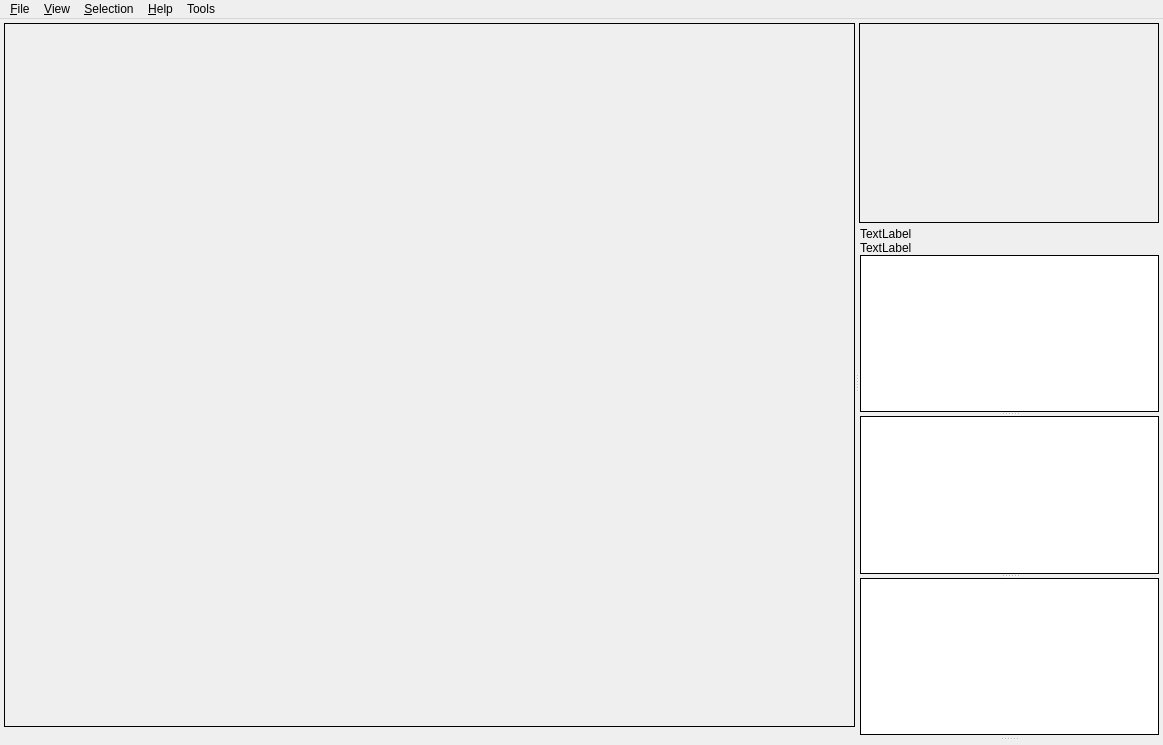
This is src/saisieQT/ui/saisieQT_window.ui in micmacIGN/micmac as Qt 5 draws it before an edit. The edited form follows.
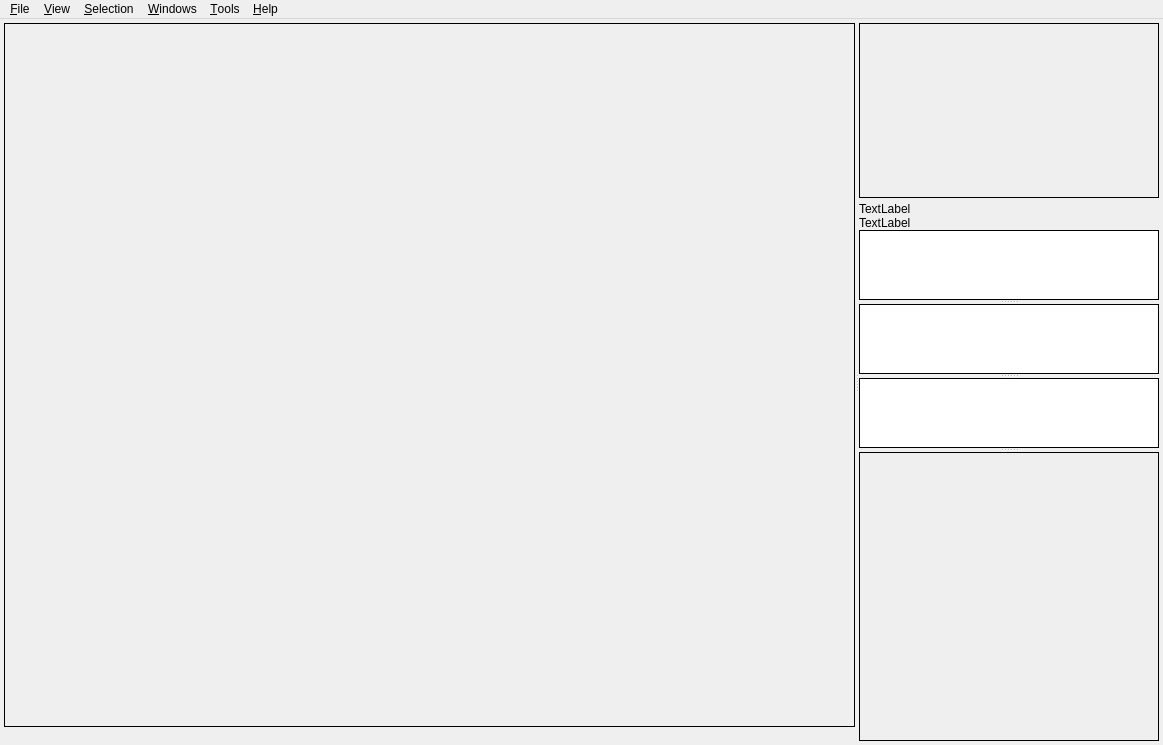
This is the edited form. Icons and pictures are not drawn.

Patch:
```diff
--- a/src/saisieQT/ui/saisieQT_window.ui
+++ b/src/saisieQT/ui/saisieQT_window.ui
@@ -48,6 +48,9 @@
         <verstretch>0</verstretch>
        </sizepolicy>
       </property>
+      <property name="lineWidth">
+       <number>1</number>
+      </property>
       <property name="orientation">
        <enum>Qt::Horizontal</enum>
       </property>
@@ -134,7 +137,7 @@
       </widget>
       <widget class="QSplitter" name="splitter_Tools">
        <property name="sizePolicy">
-        <sizepolicy hsizetype="Preferred" vsizetype="Expanding">
+        <sizepolicy hsizetype="Preferred" vsizetype="Preferred">
          <horstretch>0</horstretch>
          <verstretch>0</verstretch>
         </sizepolicy>
@@ -149,7 +152,7 @@
         <property name="sizePolicy">
          <sizepolicy hsizetype="Preferred" vsizetype="Preferred">
           <horstretch>0</horstretch>
-          <verstretch>0</verstretch>
+          <verstretch>1</verstretch>
          </sizepolicy>
         </property>
         <property name="frameShape">
@@ -158,7 +161,7 @@
         <property name="frameShadow">
          <enum>QFrame::Raised</enum>
         </property>
-        <layout class="QVBoxLayout" name="verticalLayout_4">
+        <layout class="QVBoxLayout" name="verticalLayout_4" stretch="1,3">
          <property name="spacing">
           <number>2</number>
          </property>
@@ -179,13 +182,13 @@
            <property name="sizePolicy">
             <sizepolicy hsizetype="Preferred" vsizetype="Preferred">
              <horstretch>0</horstretch>
-             <verstretch>0</verstretch>
+             <verstretch>1</verstretch>
             </sizepolicy>
            </property>
            <property name="minimumSize">
             <size>
              <width>300</width>
-             <height>200</height>
+             <height>175</height>
             </size>
            </property>
            <property name="maximumSize">
@@ -210,18 +213,24 @@
          </item>
          <item>
           <widget class="QFrame" name="frame">
+           <property name="sizePolicy">
+            <sizepolicy hsizetype="Preferred" vsizetype="Preferred">
+             <horstretch>0</horstretch>
+             <verstretch>2</verstretch>
+            </sizepolicy>
+           </property>
            <property name="frameShape">
             <enum>QFrame::NoFrame</enum>
            </property>
            <property name="frameShadow">
             <enum>QFrame::Plain</enum>
            </property>
-           <layout class="QVBoxLayout" name="verticalLayout">
+           <layout class="QVBoxLayout" name="verticalLayout" stretch="0,0,0">
             <property name="spacing">
              <number>0</number>
             </property>
             <property name="leftMargin">
-             <number>1</number>
+             <number>0</number>
             </property>
             <property name="topMargin">
              <number>2</number>
@@ -230,7 +239,7 @@
              <number>0</number>
             </property>
             <property name="bottomMargin">
-             <number>2</number>
+             <number>0</number>
             </property>
             <item>
              <widget class="QLabel" name="label_ImageName">
@@ -284,10 +293,28 @@
             </item>
             <item>
              <widget class="QSplitter" name="splitter">
+              <property name="sizePolicy">
+               <sizepolicy hsizetype="Preferred" vsizetype="Preferred">
+                <horstretch>0</horstretch>
+                <verstretch>1</verstretch>
+               </sizepolicy>
+              </property>
               <property name="orientation">
                <enum>Qt::Vertical</enum>
               </property>
               <widget class="QTableView" name="tableView_Objects">
+               <property name="sizePolicy">
+                <sizepolicy hsizetype="Preferred" vsizetype="Preferred">
+                 <horstretch>0</horstretch>
+                 <verstretch>0</verstretch>
+                </sizepolicy>
+               </property>
+               <property name="minimumSize">
+                <size>
+                 <width>0</width>
+                 <height>0</height>
+                </size>
+               </property>
                <property name="frameShape">
                 <enum>QFrame::Box</enum>
                </property>
@@ -302,6 +329,12 @@
                </attribute>
               </widget>
               <widget class="QTableView" name="tableView_PG">
+               <property name="sizePolicy">
+                <sizepolicy hsizetype="Preferred" vsizetype="Preferred">
+                 <horstretch>0</horstretch>
+                 <verstretch>0</verstretch>
+                </sizepolicy>
+               </property>
                <property name="mouseTracking">
                 <bool>false</bool>
                </property>
@@ -322,6 +355,12 @@
                </attribute>
               </widget>
               <widget class="QTableView" name="tableView_Images">
+               <property name="sizePolicy">
+                <sizepolicy hsizetype="Preferred" vsizetype="Preferred">
+                 <horstretch>0</horstretch>
+                 <verstretch>0</verstretch>
+                </sizepolicy>
+               </property>
                <property name="frameShape">
                 <enum>QFrame::Box</enum>
                </property>
@@ -346,7 +385,7 @@
         <property name="sizePolicy">
          <sizepolicy hsizetype="Preferred" vsizetype="Preferred">
           <horstretch>0</horstretch>
-          <verstretch>20</verstretch>
+          <verstretch>35</verstretch>
          </sizepolicy>
         </property>
         <property name="minimumSize">
@@ -376,7 +415,7 @@
      <x>0</x>
      <y>0</y>
      <width>1163</width>
-     <height>20</height>
+     <height>25</height>
     </rect>
    </property>
    <property name="mouseTracking">
@@ -486,15 +525,25 @@
      <bool>true</bool>
     </property>
     <property name="title">
-     <string>Tools</string>
+     <string>&amp;Tools</string>
     </property>
     <addaction name="actionRule"/>
+    <addaction name="actionWorkbench"/>
+   </widget>
+   <widget class="QMenu" name="menuWindows">
+    <property name="title">
+     <string>&amp;Windows</string>
+    </property>
+    <addaction name="actionShow_Zoom_window"/>
+    <addaction name="actionShow_3D_view"/>
+    <addaction name="actionShow_list_polygons"/>
    </widget>
    <addaction name="menuFile"/>
    <addaction name="menuView"/>
    <addaction name="menuSelection"/>
-   <addaction name="menuHelp"/>
+   <addaction name="menuWindows"/>
    <addaction name="menuTools"/>
+   <addaction name="menuHelp"/>
   </widget>
   <action name="actionFullScreen">
    <property name="checkable">
```
Left out of the diff: 63 changed lines with no effect on the pictures.
